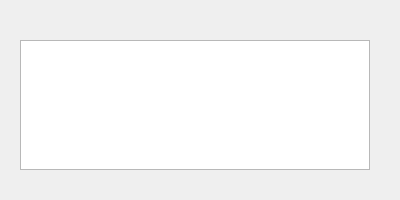
Old version of the form src/mvrgx/gui/asset/dialog_process.ui in the repository svioletg/mvrgx.
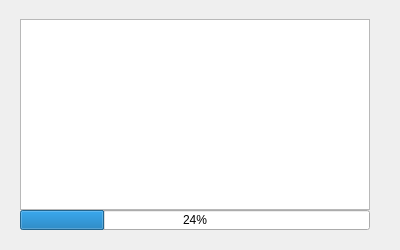
New version of the form.

Commit message: Groups start at 1, more GUI progress

Patch:
```diff
--- a/src/mvrgx/gui/asset/dialog_process.ui
+++ b/src/mvrgx/gui/asset/dialog_process.ui
@@ -7,7 +7,7 @@
     <x>0</x>
     <y>0</y>
     <width>400</width>
-    <height>200</height>
+    <height>250</height>
    </rect>
   </property>
   <property name="windowTitle">
@@ -17,9 +17,9 @@
    <property name="geometry">
     <rect>
      <x>20</x>
-     <y>40</y>
+     <y>19</y>
      <width>350</width>
-     <height>130</height>
+     <height>191</height>
     </rect>
    </property>
    <property name="alternatingRowColors">
@@ -32,6 +32,19 @@
     <bool>true</bool>
    </property>
   </widget>
+  <widget class="QProgressBar" name="progressBar">
+   <property name="geometry">
+    <rect>
+     <x>20</x>
+     <y>210</y>
+     <width>350</width>
+     <height>20</height>
+    </rect>
+   </property>
+   <property name="value">
+    <number>24</number>
+   </property>
+  </widget>
  </widget>
  <resources/>
  <connections/>
```
The commit also changes 16 other files.
